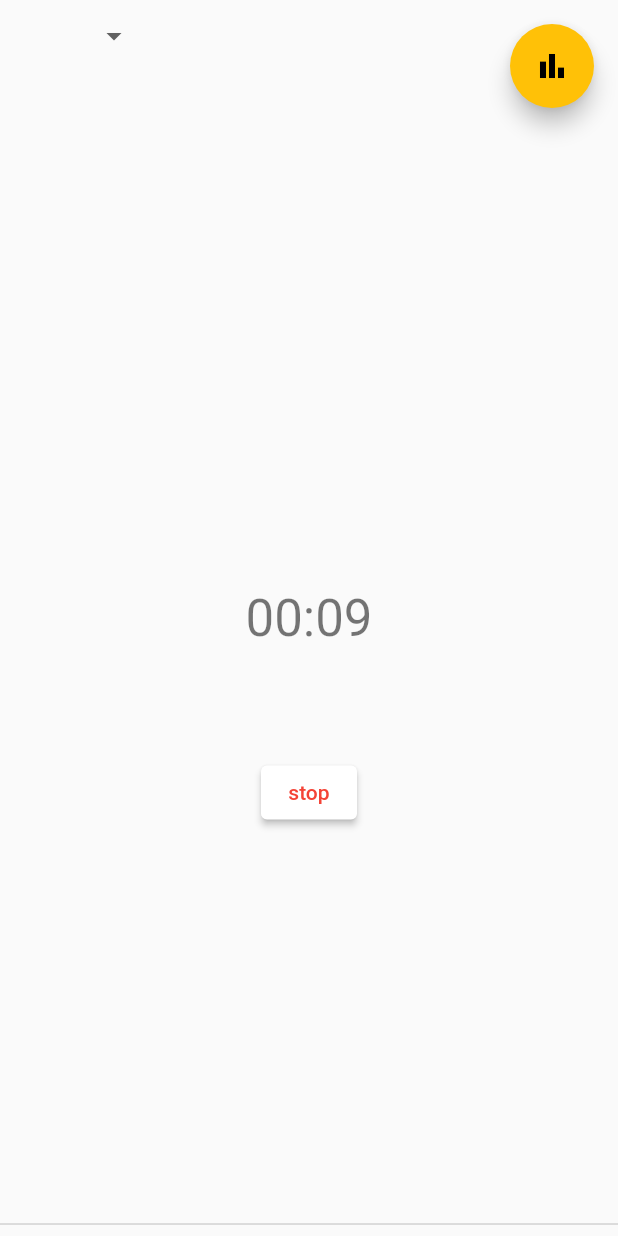
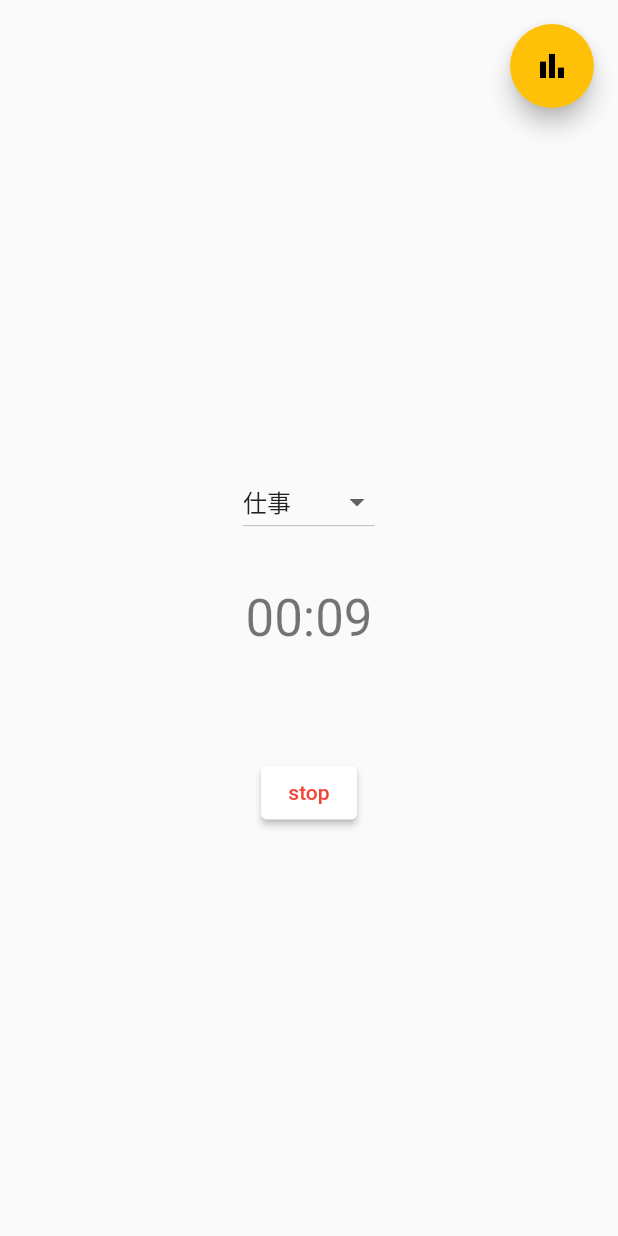
Before and after one commit to entaku0818/pomodoro, a Flutter app: the screen it shows once a user with an empty profile is signed in, after a tap on "stert", on a phone screen of 412 x 824 dp. Run offline on Flutter 3.47's test engine with Material 2 defaults, Android fonts, the phone set to English and light mode, and no system bars; our stand-ins replace cloud_firestore, firebase_auth, firebase_core, flutter_riverpod, flutter_signin_button, google_sign_in and 3 more; missing offline and left inert: audio_session, dart:ffi; accounts and stored records are empty.

Commit message:
pomodoloの動作を調整

```diff
--- a/lib/pomodolo.dart
+++ b/lib/pomodolo.dart
@@ -38,10 +38,11 @@ class Ticker {
 }
 
 class TimerModel {
-  const TimerModel(this.timeLeft, this.timeStatus,this.timeType);
+  const TimerModel(this.timeLeft, this.timeStatus,this.timeType,this.beforeTimeType);
   final String timeLeft;
   final TimeStatus timeStatus;
-  final String timeType;
+  final TimeType timeType;
+  final TimeType? beforeTimeType;
 }
 enum TimeStatus{
   init,
@@ -54,6 +55,7 @@ enum TimeType{
   work('仕事'),
   subWork('副業'),
   myDevelopment('個人開発'),
+  sleep('休憩'),
   ;
 
   const TimeType(this.displayName);
@@ -75,7 +77,8 @@ class TimerNotifier extends StateNotifier<TimerModel> {
   static final _initialState = TimerModel(
     _durationString(_initialDuration),
     TimeStatus.init,
-    "仕事"
+    TimeType.work,
+    null
   );
 
  final Ticker _ticker = Ticker();
@@ -88,6 +91,9 @@ class TimerNotifier extends StateNotifier<TimerModel> {
     return '$minutes:$seconds';
   }
 
+  int workTime = 10;
+  int breakTime = 10;
+
   void start() {
     _setupSession();
     if (state.timeStatus == TimeStatus.paused){
@@ -99,7 +105,7 @@ class TimerNotifier extends StateNotifier<TimerModel> {
 
   void _restartTimer() {
     _tickerSubscription?.resume();
-    state = TimerModel(state.timeLeft,TimeStatus.started,state.timeType);
+    state = TimerModel(state.timeLeft,TimeStatus.started,state.timeType,state.beforeTimeType);
   }
 
   void _startTimer() {
@@ -107,34 +113,48 @@ class TimerNotifier extends StateNotifier<TimerModel> {
 
     _tickerSubscription =
         _ticker.tick(ticks: _initialDuration).listen((duration) {
-      state = TimerModel(_durationString(duration),TimeStatus.started,state.timeType);
-      if (duration == 0){
+      state = TimerModel(_durationString(duration),TimeStatus.started,state.timeType,state.beforeTimeType);
 
-      }
     });
 
     _tickerSubscription?.onDone(() {
       _player.play();
-      addtime(10,state.timeType);
-      state = TimerModel(state.timeLeft,TimeStatus.stoped,state.timeType);
+
+
+      if (state.timeType == TimeType.sleep.name){
+        addtime(breakTime,state.timeType.name);
+        state = TimerModel(state.timeLeft,TimeStatus.stoped,state.beforeTimeType!,TimeType.sleep);
+      }else{
+        addtime(workTime,state.timeType.name);
+        state = TimerModel(state.timeLeft,TimeStatus.stoped,TimeType.sleep, state.timeType);
+      }
+      _startTimer();
     });
 
-    state = TimerModel(_durationString(_initialDuration),TimeStatus.started,state.timeType);
+    state = TimerModel(_durationString(_initialDuration),TimeStatus.started,state.timeType,state.beforeTimeType);
   }
 
   void pause() {
     _tickerSubscription?.pause();
-    state = TimerModel(state.timeLeft,TimeStatus.paused,state.timeType);
+    state = TimerModel(state.timeLeft,TimeStatus.paused,state.timeType,state.beforeTimeType);
   }
 
   void changeType(String type) {
     _tickerSubscription?.pause();
-    state = TimerModel(state.timeLeft,state.timeStatus,type);
+    state = TimerModel(state.timeLeft,state.timeStatus,state.timeType,state.beforeTimeType);
+
   }
 
   void reset() {
     _tickerSubscription?.cancel();
     state = _initialState;
+  }
+
+  void updateType(String type) {
+
+    TimeType timeType = TimeType.values.firstWhere((e) => e.toString().split('.').last == type);
+
+    state = TimerModel(state.timeLeft,state.timeStatus,timeType,state.beforeTimeType);
   }
 
   @override
@@ -156,38 +176,52 @@ final timeLeftProvider = Provider<String>((ref) {
   return ref.watch(_timeLeftProvider);
 });
 
+
 class Pomodoro extends HookConsumerWidget {
   const Pomodoro({Key? key}) : super(key: key);
+
+
 
   @override
   Widget build(BuildContext context, WidgetRef ref) {
     final timeLeft = ref.watch(timeLeftProvider);
+    final state = ref.watch(timerProvider);
 
     return Scaffold(
       body: Container(
         child: Stack(
           fit: StackFit.expand,
         children: [
-          DropdownButton(
+             Align(
+                  alignment:
+                   const Alignment(0, -0.2),
+                  child: DropdownButton(
+                  value: state.timeType.name,
                   items: const[
                     DropdownMenuItem(
-          value: '仕事',
+                      value: 'work',
                       child: Text('仕事'),
                     ),
                     DropdownMenuItem(
-          value: '副業',
+                      value: 'subWork',
                       child: Text('副業'),
                     ),
                     DropdownMenuItem(
-            value: '個人開発',
+                        value: 'myDevelopment',
                         child: Text('個人開発'),
                     ),
+                    DropdownMenuItem(
+                      value: 'sleep',
+                      child: Text('sleep'),
+                    )
 
             ],
               onChanged: (String? value) {
+                ref.read(timerProvider.notifier).updateType(value!);
+              },
+            ))
+          ,
 
-        },
-      ),
           Align(
             alignment: const Alignment(0, 0),
             child: Text(
```
Lines whose indentation alone changed are shown as unchanged.
